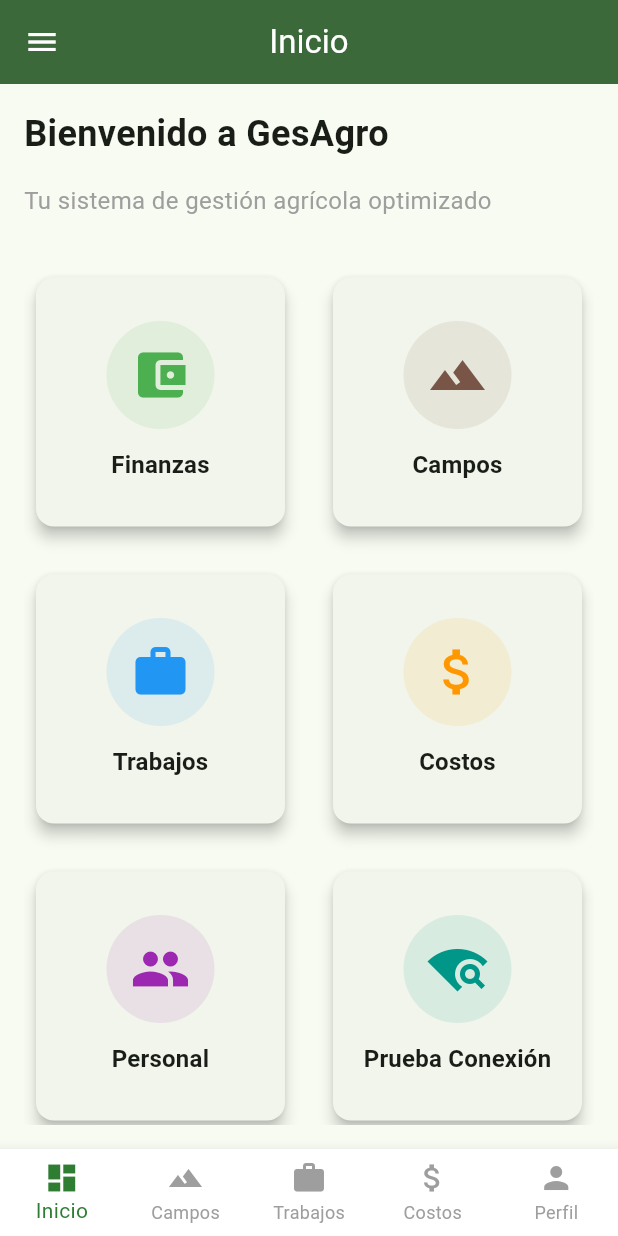
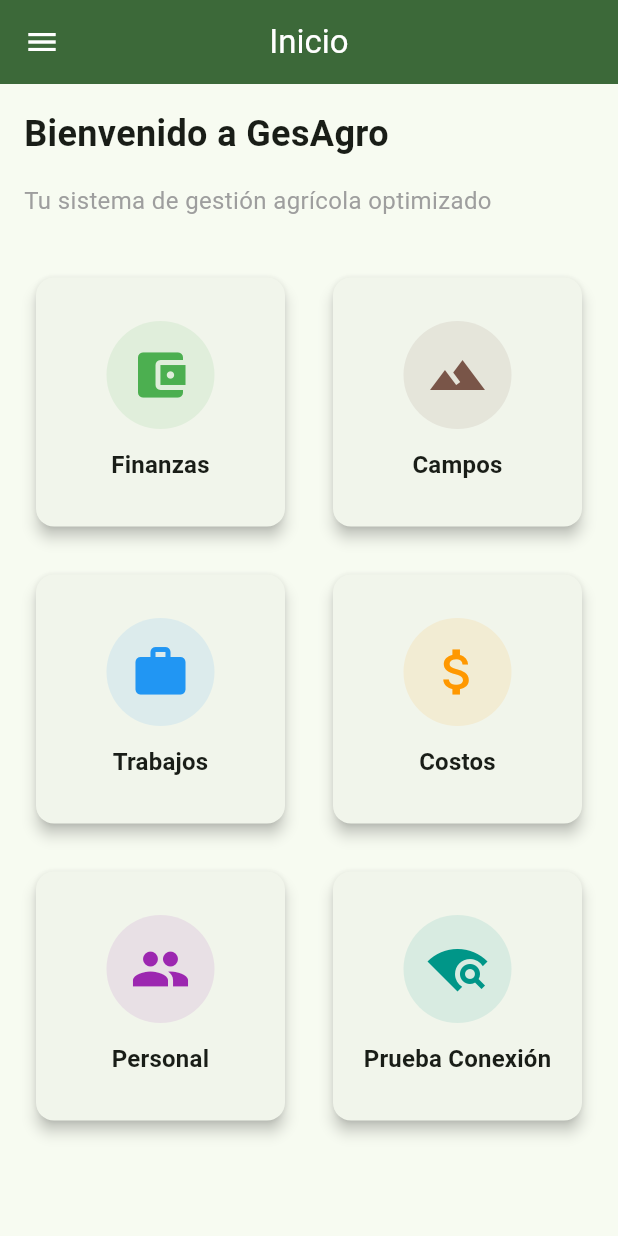
Before and after one commit to Aguvyp/GesAgroFront, a Flutter app: the screen it shows after launch, on a phone screen of 412 x 824 dp. Run offline on Flutter 3.47's test engine with Material 3 defaults, Android fonts, the light colour scheme and no system bars; our stand-ins replace auto_size_text, connectivity_plus, dio, equatable, flutter_animate, flutter_riverpod and 8 more; accounts and stored records are empty.

Commit message:
Barra lateral

```diff
--- a/lib/screens/optimized_main_screen_new.dart
+++ b/lib/screens/optimized_main_screen_new.dart
@@ -127,37 +127,6 @@ class _OptimizedMainScreenState extends ConsumerState<OptimizedMainScreen> {
           ),
         ],
       ),
-      bottomNavigationBar: BottomNavigationBar(
-        currentIndex: _currentIndex,
-        onTap: (index) {
-          setState(() {
-            _currentIndex = index;
-          });
-        },
-        type: BottomNavigationBarType.fixed,
-        items: const [
-          BottomNavigationBarItem(
-            icon: Icon(Icons.dashboard),
-            label: 'Inicio',
-          ),
-          BottomNavigationBarItem(
-            icon: Icon(Icons.landscape),
-            label: 'Campos',
-          ),
-          BottomNavigationBarItem(
-            icon: Icon(Icons.work),
-            label: 'Trabajos',
-          ),
-          BottomNavigationBarItem(
-            icon: Icon(Icons.attach_money),
-            label: 'Costos',
-          ),
-          BottomNavigationBarItem(
-            icon: Icon(Icons.person),
-            label: 'Perfil',
-          ),
-        ],
-      ),
     );
   }
 
@@ -213,11 +182,18 @@ class _OptimizedMainScreenState extends ConsumerState<OptimizedMainScreen> {
 
   Widget _buildDrawer(BuildContext context) {
     return Drawer(
-      width: 280, // Ancho fijo para mejor visibilidad
-      child: ListView(
-        padding: EdgeInsets.zero,
+      width: 320, // Ancho más amplio para elementos flotantes
+      child: Container(
+        decoration: BoxDecoration(
+          color: Colors.white.withOpacity(0.1),
+          backgroundBlendMode: BlendMode.overlay,
+        ),
+        child: Column(
           children: [
-          DrawerHeader(
+            // Header con efecto blur y sombra
+            Container(
+              height: 200,
+              width: double.infinity,
               decoration: BoxDecoration(
                 gradient: LinearGradient(
                   begin: Alignment.topLeft,
@@ -227,7 +203,16 @@ class _OptimizedMainScreenState extends ConsumerState<OptimizedMainScreen> {
                     Theme.of(context).primaryColor.withOpacity(0.8),
                   ],
                 ),
+                boxShadow: [
+                  BoxShadow(
+                    color: Colors.black.withOpacity(0.15),
+                    blurRadius: 20,
+                    offset: const Offset(0, 8),
                   ),
+                ],
+              ),
+              child: Padding(
+                padding: const EdgeInsets.all(20),
                 child: Column(
                   crossAxisAlignment: CrossAxisAlignment.start,
                   mainAxisAlignment: MainAxisAlignment.end,
@@ -256,35 +241,48 @@ class _OptimizedMainScreenState extends ConsumerState<OptimizedMainScreen> {
                   ],
                 ),
               ),
-          _buildDrawerItem(
+            ),
+
+            // Contenido del drawer con padding y scroll
+            Expanded(
+              child: Padding(
+                padding: const EdgeInsets.all(16),
+                child: SingleChildScrollView(
+                  child: Column(
+                    children: [
+                      _buildModernDrawerItem(
                         context,
-            'Dashboard',
-            Icons.dashboard,
+                        'Inicio',
+                        Icons.home_rounded,
                         0,
                       ),
-          _buildDrawerItem(
+                      const SizedBox(height: 8),
+                      _buildModernDrawerItem(
                         context,
                         'Campos',
-            Icons.landscape,
+                        Icons.landscape_rounded,
                         1,
                       ),
-          _buildDrawerItem(
+                      const SizedBox(height: 8),
+                      _buildModernDrawerItem(
                         context,
                         'Trabajos',
-            Icons.work,
+                        Icons.work_rounded,
                         2,
                       ),
-          _buildDrawerItem(
+                      const SizedBox(height: 8),
+                      _buildModernDrawerItem(
                         context,
                         'Costos',
-            Icons.attach_money,
+                        Icons.attach_money_rounded,
                         3,
                       ),
-          _buildDrawerItem(
+                      const SizedBox(height: 8),
+                      _buildModernDrawerItem(
                         context,
                         'Personal',
-            Icons.people,
-            -1, // Navegación especial
+                        Icons.people_rounded,
+                        -1,
                         onTap: () {
                           Navigator.pop(context);
                           Navigator.push(
@@ -293,12 +291,20 @@ class _OptimizedMainScreenState extends ConsumerState<OptimizedMainScreen> {
                           );
                         },
                       ),
-          const Divider(),
-          _buildDrawerItem(
+                      const SizedBox(height: 16),
+
+                      // Separador simple
+                      Container(
+                        height: 1,
+                        margin: const EdgeInsets.symmetric(vertical: 8),
+                        color: Colors.grey[300],
+                      ),
+
+                      _buildModernDrawerItem(
                         context,
                         'Finanzas',
-            Icons.account_balance_wallet,
-            -1, // Navegación especial
+                        Icons.account_balance_wallet_rounded,
+                        -1,
                         onTap: () {
                           Navigator.pop(context);
                           Navigator.push(
@@ -307,11 +313,12 @@ class _OptimizedMainScreenState extends ConsumerState<OptimizedMainScreen> {
                           );
                         },
                       ),
-          _buildDrawerItem(
+                      const SizedBox(height: 8),
+                      _buildModernDrawerItem(
                         context,
                         'Reportes',
-            Icons.analytics,
-            -1, // Navegación especial
+                        Icons.analytics_rounded,
+                        -1,
                         onTap: () {
                           Navigator.pop(context);
                           Navigator.push(
@@ -320,11 +327,12 @@ class _OptimizedMainScreenState extends ConsumerState<OptimizedMainScreen> {
                           );
                         },
                       ),
-          _buildDrawerItem(
+                      const SizedBox(height: 8),
+                      _buildModernDrawerItem(
                         context,
                         'Prueba Conexión',
-            Icons.wifi_find,
-            -1, // Navegación especial
+                        Icons.wifi_find_rounded,
+                        -1,
                         onTap: () {
                           Navigator.pop(context);
                           Navigator.push(
@@ -333,28 +341,38 @@ class _OptimizedMainScreenState extends ConsumerState<OptimizedMainScreen> {
                           );
                         },
                       ),
-          const Divider(),
-          _buildDrawerItem(
+                      const SizedBox(height: 16),
+
+                      // Separador simple
+                      Container(
+                        height: 1,
+                        margin: const EdgeInsets.symmetric(vertical: 8),
+                        color: Colors.grey[300],
+                      ),
+
+                      _buildModernDrawerItem(
                         context,
                         'Perfil',
-            Icons.person,
+                        Icons.person_rounded,
                         4,
                       ),
-          _buildDrawerItem(
+                      const SizedBox(height: 8),
+                      _buildModernDrawerItem(
                         context,
                         'Configuración',
-            Icons.settings,
-            -1, // Navegación especial
+                        Icons.settings_rounded,
+                        -1,
                         onTap: () {
                           Navigator.pop(context);
                           // TODO: Implementar pantalla de configuración
                         },
                       ),
-          _buildDrawerItem(
+                      const SizedBox(height: 8),
+                      _buildModernDrawerItem(
                         context,
                         'Cerrar Sesión',
-            Icons.logout,
-            -1, // Navegación especial
+                        Icons.logout_rounded,
+                        -1,
                         isDestructive: true,
                         onTap: () {
                           Navigator.pop(context);
@@ -363,10 +381,16 @@ class _OptimizedMainScreenState extends ConsumerState<OptimizedMainScreen> {
                       ),
                     ],
                   ),
+                ),
+              ),
+            ),
+          ],
+        ),
+      ),
     );
   }
 
-  Widget _buildDrawerItem(
+  Widget _buildModernDrawerItem(
     BuildContext context,
     String title,
     IconData icon,
@@ -376,18 +400,11 @@ class _OptimizedMainScreenState extends ConsumerState<OptimizedMainScreen> {
   }) {
     final isSelected = index == _currentIndex && index >= 0;
 
-    return ListTile(
-      leading: Icon(
-        icon,
-        color: isDestructive ? Colors.red : (isSelected ? Theme.of(context).primaryColor : null),
-      ),
-      title: Text(
-        title,
-        style: TextStyle(
-          color: isDestructive ? Colors.red : (isSelected ? Theme.of(context).primaryColor : null),
-          fontWeight: isSelected ? FontWeight.bold : FontWeight.normal,
-        ),
-      ),
+    return Container(
+      margin: const EdgeInsets.symmetric(vertical: 1),
+      child: Material(
+        color: Colors.transparent,
+        child: InkWell(
           onTap: onTap ?? () {
             Navigator.pop(context);
             if (index >= 0) {
@@ -396,8 +413,52 @@ class _OptimizedMainScreenState extends ConsumerState<OptimizedMainScreen> {
               });
             }
           },
-      selected: isSelected,
-      hoverColor: Theme.of(context).primaryColor.withOpacity(0.1),
+          child: Container(
+            padding: const EdgeInsets.symmetric(horizontal: 20, vertical: 16),
+            decoration: BoxDecoration(
+              color: isSelected
+                ? Theme.of(context).primaryColor.withOpacity(0.08)
+                : Colors.transparent,
+              border: Border(
+                left: BorderSide(
+                  color: isSelected
+                    ? Theme.of(context).primaryColor
+                    : Colors.transparent,
+                  width: 3,
+                ),
+              ),
+            ),
+            child: Row(
+              children: [
+                Icon(
+                  icon,
+                  size: 22,
+                  color: isDestructive
+                    ? Colors.red.shade600
+                    : (isSelected
+                      ? Theme.of(context).primaryColor
+                      : Colors.grey.shade600),
+                ),
+                const SizedBox(width: 16),
+                Expanded(
+                  child: Text(
+                    title,
+                    style: TextStyle(
+                      color: isDestructive
+                        ? Colors.red.shade600
+                        : (isSelected
+                          ? Theme.of(context).primaryColor
+                          : Colors.grey.shade700),
+                      fontWeight: isSelected ? FontWeight.w600 : FontWeight.w500,
+                      fontSize: 16,
+                    ),
+                  ),
+                ),
+              ],
+            ),
+          ),
+        ),
+      ),
     );
   }
 }
```
Lines whose indentation alone changed are shown as unchanged.
